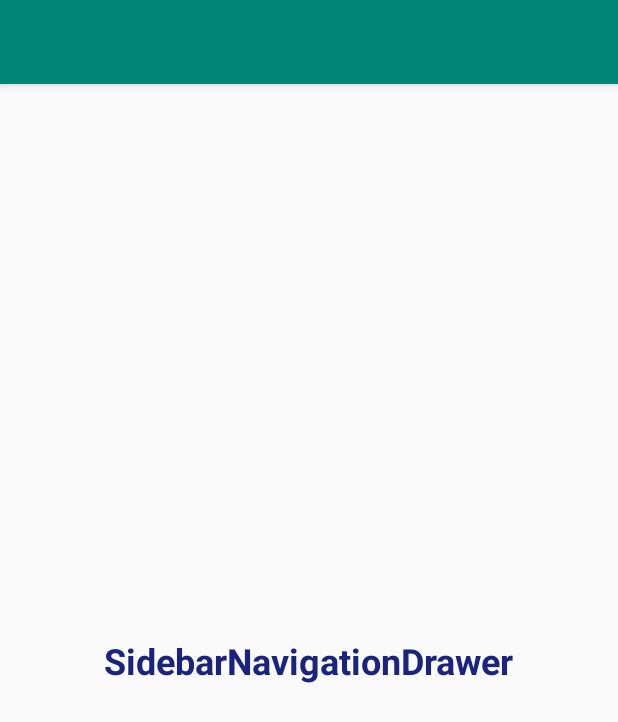
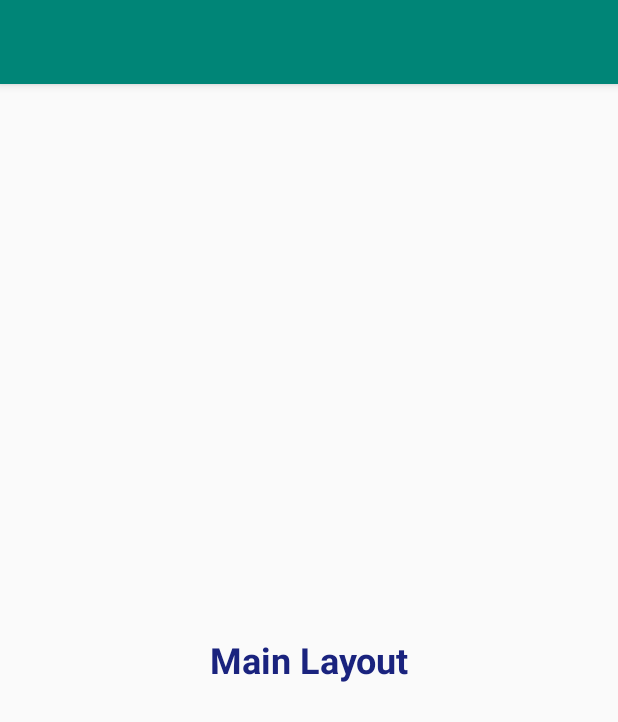
Before and after one commit to HTC77/android-examples, an Android app: the screen it shows after launch (MainActivity), on a phone screen of 412 x 824 dp. Shown: the top 722 px of the screen. Run offline under Robolectric (Android 15) with nearby library versions, the light colour scheme and no system bars.

Commit message:
Navigation Menu

```diff
--- a/app/build.gradle
+++ b/app/build.gradle
@@ -25,4 +25,5 @@ dependencies {
     testImplementation 'junit:junit:4.12'
     androidTestImplementation 'com.android.support.test:runner:1.0.2'
     androidTestImplementation 'com.android.support.test.espresso:espresso-core:3.0.2'
+    implementation 'com.android.support:design:28.0.0'
 }
--- a/app/src/main/res/layout/activity_main.xml
+++ b/app/src/main/res/layout/activity_main.xml
@@ -1,21 +1,29 @@
 <?xml version="1.0" encoding="utf-8"?>
-<android.support.constraint.ConstraintLayout xmlns:android="http://schemas.android.com/apk/res/android"
-    xmlns:app="http://schemas.android.com/apk/res-auto"
+<android.support.v4.widget.DrawerLayout xmlns:android="http://schemas.android.com/apk/res/android"
     xmlns:tools="http://schemas.android.com/tools"
     android:layout_width="match_parent"
     android:layout_height="match_parent"
+    xmlns:app="http://schemas.android.com/apk/res-auto"
     tools:context=".MainActivity">
 
-    <TextView
+    <LinearLayout
+        android:layout_width="match_parent"
+        android:layout_height="match_parent">
+        <TextView
+            android:layout_width="match_parent"
+            android:layout_height="wrap_content"
+            android:text="Main Layout"
+            android:textColor="#1A237E"
+            android:textSize="24sp"
+            android:textStyle="bold"
+            android:layout_gravity="center_vertical"
+            android:textAlignment="center"/>
+    </LinearLayout>
+
+    <android.support.design.widget.NavigationView
         android:layout_width="wrap_content"
-        android:layout_height="wrap_content"
-        android:text="SidebarNavigationDrawer"
-        android:textColor="#1A237E"
-        android:textSize="24sp"
-        android:textStyle="bold"
-        app:layout_constraintBottom_toBottomOf="parent"
-        app:layout_constraintLeft_toLeftOf="parent"
-        app:layout_constraintRight_toRightOf="parent"
-        app:layout_constraintTop_toTopOf="parent" />
-
-</android.support.constraint.ConstraintLayout>
+        android:layout_height="match_parent"
+        app:menu="@menu/navigation_menu"
+        android:layout_gravity="start">
+    </android.support.design.widget.NavigationView>
+</android.support.v4.widget.DrawerLayout>
--- /dev/null
+++ b/app/src/main/res/menu/navigation_menu.xml
@@ -0,0 +1,12 @@
+<?xml version="1.0" encoding="utf-8"?>
+<menu xmlns:android="http://schemas.android.com/apk/res/android">
+<item android:id="@+id/nav_account"
+    android:title="My Account"
+    />
+<item android:id="@+id/nav_settings"
+    android:title="Settings"
+    />
+<item android:id="@+id/nav_logout"
+    android:title="Log Out"
+    />
+</menu>
```
